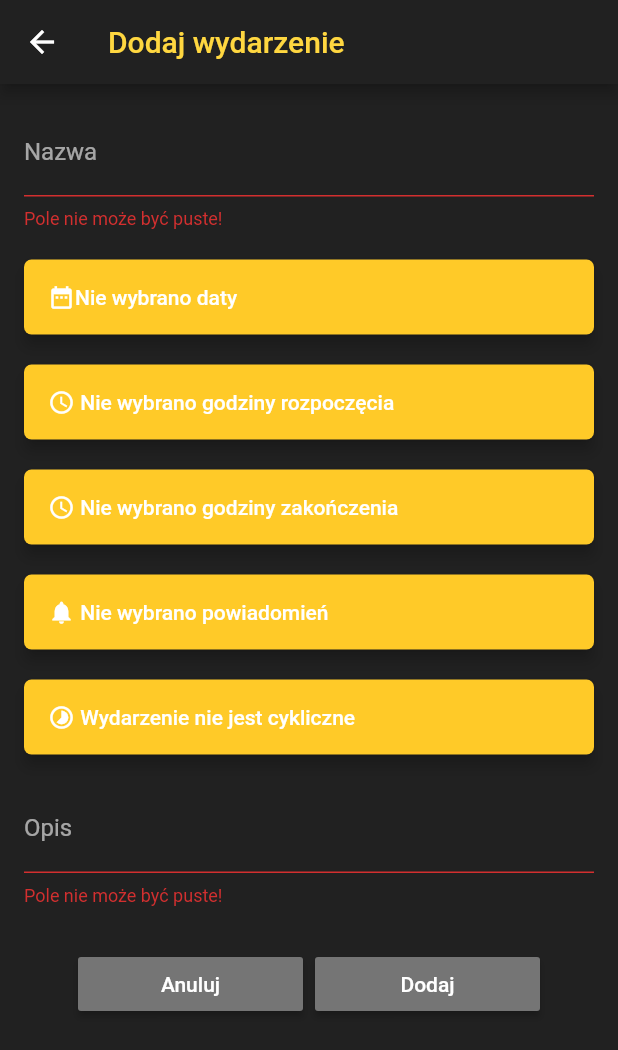
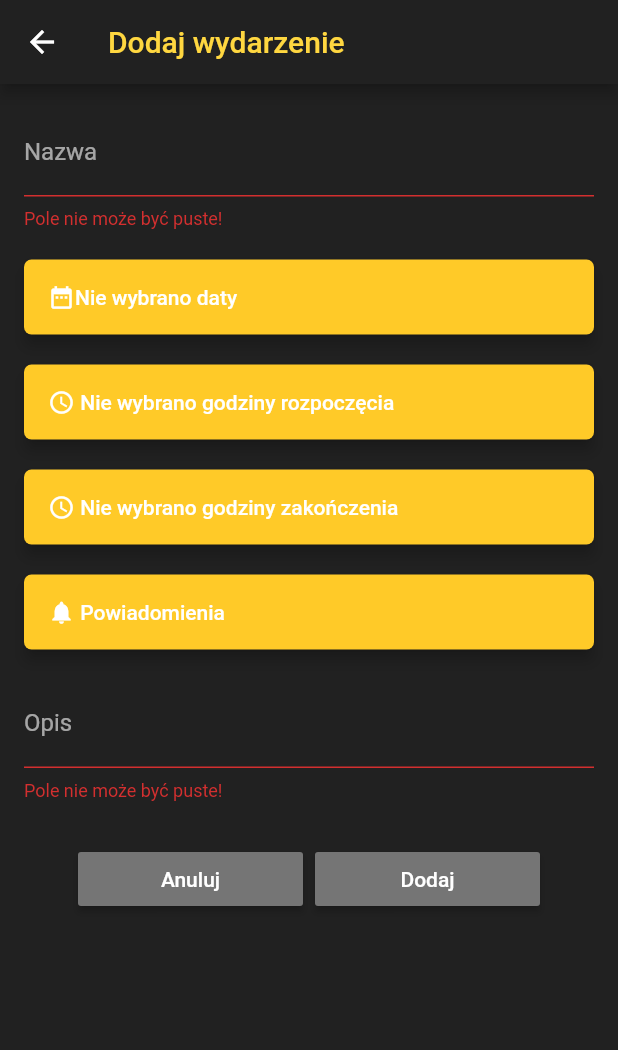
Before and after one commit to kamil-korwiel/Locato2, a Flutter app: the AddEvent screen opened directly, after a tap on "Dodaj", on a phone screen of 412 x 824 dp. Shown: the top 1050 px of the screen. Run offline on Flutter 3.47's test engine with Material 2 defaults, Android fonts, the phone set to English and light mode, and no system bars; our stand-ins replace flutter_datetime_picker, flutter_local_notifications, flutter_speed_dial, flutter_typeahead, geolocator, google_maps_flutter and 2 more; missing offline and left inert: geocoder, throttling; accounts and stored records are empty.

```diff
--- a/Projekt/lib/pages/add_event.dart
+++ b/Projekt/lib/pages/add_event.dart
@@ -33,6 +33,9 @@ class _AddEventState extends State<AddEvent> {
   String _localization;
   DateTime _start ;
   DateTime _end ;
+  Color date_color;
+  Color time1_color;
+  Color time2_color;
 
   int idNotification = 0;
 
@@ -46,13 +49,16 @@ class _AddEventState extends State<AddEvent> {
     _date = (widget.update == null)? "Nie wybrano daty" : DateFormat("yyyy-MM-dd").format(widget.update.beginTime);
     _time1 = (widget.update == null)?"Nie wybrano godziny rozpoczęcia" : DateFormat("hh:mm").format(widget.update.beginTime);
     _time2 = (widget.update == null)?"Nie wybrano godziny zakończenia" :  DateFormat("hh:mm").format(widget.update.endTime);
-    _notification =(widget.update == null)? "Nie wybrano powiadomień" : "ErrorUpdate";
-    _cycle = (widget.update == null)?"Wydarzenie nie jest cykliczne" : "ErrorUpdate";
+    _notification =(widget.update == null)? "Powiadomienia" : "ErrorUpdate";
+    //_cycle = (widget.update == null)?"Wydarzenie nie jest cykliczne" : "ErrorUpdate";
     _start = (widget.update == null)?new DateTime.now() : widget.update.beginTime;
     _end = (widget.update == null)?new DateTime.now().add(new Duration(hours: 1)) : widget.update.endTime;
 
     controllerName = TextEditingController();
     controllerDec = TextEditingController();
+    date_color = Colors.white;
+    time1_color = Colors.white;
+    time2_color = Colors.white;
 
     if(widget.update != null){
       controllerName = TextEditingController(text:_name);
@@ -130,10 +136,14 @@ class _AddEventState extends State<AddEvent> {
                                 Icon(
                                   Icons.date_range,
                                   size: 18.0,
+                                  color: date_color,
                                 ),
                                 Text(
                                   "$_date",
-                                  style: TextStyle(),
+                                  style: TextStyle(
+                                    color: date_color,
+                                  ),
+
                                 ),
                               ],
                             ),
@@ -188,10 +198,13 @@ class _AddEventState extends State<AddEvent> {
                                 Icon(
                                   Icons.access_time,
                                   size: 18.0,
+                                  color: time1_color,
                                 ),
                                 Text(
                                   " $_time1",
-                                  style: TextStyle(),
+                                  style: TextStyle(
+                                    color: time1_color,
+                                  ),
                                 ),
                               ],
                             ),
@@ -222,7 +235,7 @@ class _AddEventState extends State<AddEvent> {
                       showTitleActions: true,
                       showSecondsColumn: false, onConfirm: (time) {
                     print('confirm $time');
-                   // _end = time;
+                    _end = time;
 
                     String hour =
                         time.hour < 10 ? '0${time.hour}' : '${time.hour}';
@@ -251,10 +264,13 @@ class _AddEventState extends State<AddEvent> {
                                 Icon(
                                   Icons.access_time,
                                   size: 18.0,
+                                  color: time2_color,
                                 ),
                                 Text(
                                   " $_time2",
-                                  style: TextStyle(),
+                                  style: TextStyle(
+                                    color: time2_color,
+                                  ),
                                 ),
                               ],
                             ),
@@ -305,7 +321,7 @@ class _AddEventState extends State<AddEvent> {
                 ),
                 color: Colors.amber[400],
               ),
-              SizedBox(
+              /*SizedBox(
                 height: 20.0,
               ),
               RaisedButton(
@@ -341,7 +357,7 @@ class _AddEventState extends State<AddEvent> {
                   ),
                 ),
                 color: Colors.amber[400],
-              ),
+              ),*/
               SizedBox(
                 height: 20.0,
               ),
@@ -373,8 +389,8 @@ class _AddEventState extends State<AddEvent> {
                     RaisedButton(
                       child: Text("Dodaj"),
                       onPressed: () {
-                        if(_formKey.currentState.validate()){
-                        if (_end.isBefore(_start)) {
+
+                      if (_end.isBefore(_start)) {
                           print("ERROR");
                           showDialog(
                               context: context,
@@ -385,10 +401,16 @@ class _AddEventState extends State<AddEvent> {
                                       "Godzina zakończenia nie może być przed rozpoczęciem."),
                                 );
                               });
+                      }
+                      else {
+                        if(_formKey.currentState.validate()){
 
-                        } /*else {
-
-                          if(widget.update != null){
+                          if(_date != "Nie wybrano daty" && _time1 != "Nie wybrano godziny rozpoczęcia" && _time2 != "Nie wybrano godziny zakończenia"){
+                          date_color = Colors.white;
+                          time1_color = Colors.white;
+                          time2_color = Colors.white;
+                          setState(() {});
+                          if(widget.update != null ){
 
                             widget.update.name = controllerName.value.text;
                             widget.update.description = controllerDec.value.text;
@@ -416,9 +438,27 @@ class _AddEventState extends State<AddEvent> {
                             EventHelper.add(newevent);
                             Navigator.of(context).pop();
                          }
-
-                        }*/
-                        };
+                          }
+                          else{
+                            if(_date == "Nie wybrano daty") date_color = Colors.red;
+                            else date_color = Colors.white;
+                            if(_time1 == "Nie wybrano godziny rozpoczęcia") time1_color = Colors.red;
+                            else time1_color = Colors.white;
+                            if(_time2 == "Nie wybrano godziny zakończenia") time2_color = Colors.red;
+                            else time2_color = Colors.white;
+                            setState(() { });
+                            showDialog(
+                              context: context,
+                              builder: (BuildContext context) {
+                                return AlertDialog(
+                                  title: Text("Błędne dane"),
+                                  content: Text(
+                                      "Wprowadź niezbędne dane"),
+                                );
+                              });
+                          }
+                        }
+                        }
                       },
                     ),
                   ],
```
Also changed, not shown: Projekt/lib/pages/add_task.dart (+42 -10 lines).
